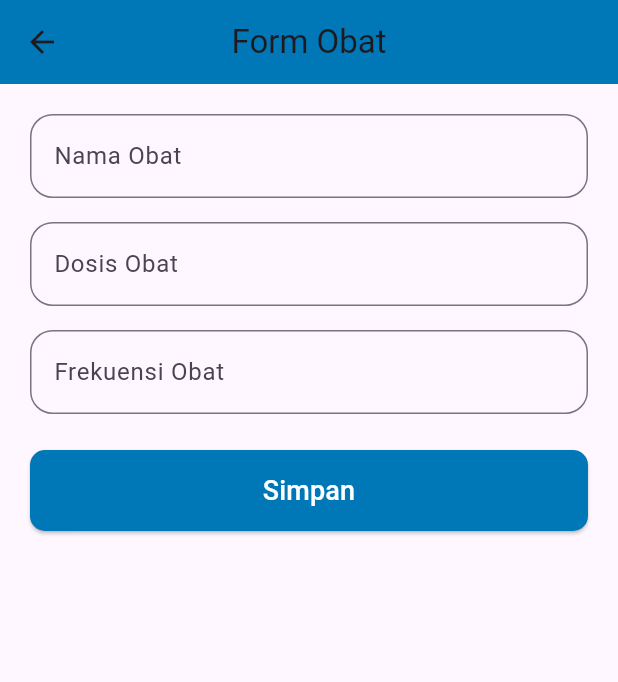
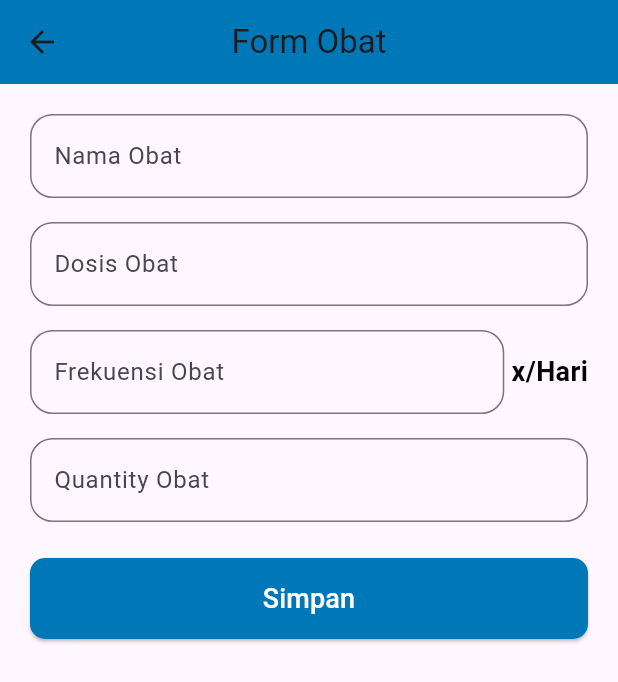
Before and after one commit to septianyogi/med_document, a Flutter app: the AddMedicinePage screen opened directly with empty values, on a phone screen of 412 x 824 dp. Shown: the top 682 px of the screen. Run offline on Flutter 3.47's test engine with Material 3 defaults, Android fonts, the phone set to English and light mode, and no system bars; our stand-ins replace dartz, dropdown_button2, flutter_dotenv, flutter_riverpod, shared_preferences, sqflite and 1 more; missing offline and left inert: d_method; accounts and stored records are empty; network calls fail.

Commit message:
feat: update medicine management to use UUIDs and integrate Supabase for CRUD operations

```diff
--- a/lib/config/app_format.dart
+++ b/lib/config/app_format.dart
@@ -1,7 +1,8 @@
 import 'package:intl/intl.dart';
 
 class AppFormat {
+  // ignore: non_constant_identifier_names
   static String Date(String date){
-    return DateFormat('dd MMMM yyyy', 'id_ID').format(DateTime.parse(date!));
+    return DateFormat('dd MMMM yyyy', 'id_ID').format(DateTime.parse(date));
   }
 }
--- a/lib/config/app_response.dart
+++ b/lib/config/app_response.dart
@@ -3,7 +3,6 @@ import 'dart:convert';
 import 'package:d_method/d_method.dart';
 import 'package:http/http.dart';
 import 'package:med_document/config/failure.dart';
-import 'package:supabase_flutter/supabase_flutter.dart';
 
 class AppResponse {
   static Map data(Response response) {
--- a/lib/model/medicine_model.dart
+++ b/lib/model/medicine_model.dart
@@ -4,7 +4,8 @@ class MedicineModel {
   String? name;
   String? dosage;
   String? frequency;
-  int? controlId;
+  int? quantity;
+  String? controlId;
 
   MedicineModel({
     this.id,
@@ -12,6 +13,7 @@ class MedicineModel {
     this.name,
     this.dosage,
     this.frequency,
+    this.quantity,
     this.controlId,
   });
 
@@ -22,6 +24,7 @@ class MedicineModel {
       name: map['name'],
       dosage: map['dosage'],
       frequency: map['frequency'],
+      quantity: map['quantity'],
       controlId: map['controlId'],
     );
   }
@@ -33,6 +36,7 @@ class MedicineModel {
       'name': name,
       'dosage': dosage,
       'frequency': frequency,
+      'quantity': quantity,
       'controlId': controlId,
     };
   }
--- a/lib/page/add_control_page.dart
+++ b/lib/page/add_control_page.dart
@@ -91,8 +91,7 @@ class _AddControlPageState extends ConsumerState<AddControlPage> {
             child: Column(
               crossAxisAlignment: CrossAxisAlignment.stretch,
               children: [
-                Container(
-                  child: Row(
+                Row(
                   children: [
                     Expanded(
                       child: Container(
@@ -126,7 +125,6 @@ class _AddControlPageState extends ConsumerState<AddControlPage> {
                       icon: Icon(Icons.date_range),
                     ),
                   ],
-                  ),
                 ),
                 const SizedBox(height: 16),
                 TextFormField(
--- a/lib/page/add_medicine_page.dart
+++ b/lib/page/add_medicine_page.dart
@@ -6,7 +6,7 @@ import '../config/app_color.dart';
 
 class AddMedicinePage extends ConsumerStatefulWidget {
   const AddMedicinePage({super.key, required this.controlId});
-  final int? controlId;
+  final String? controlId;
 
   @override
   ConsumerState<AddMedicinePage> createState() => _AddMedicinePageState();
@@ -17,15 +17,17 @@ class _AddMedicinePageState extends ConsumerState<AddMedicinePage> {
   final TextEditingController nameController = TextEditingController();
   final TextEditingController dosageController = TextEditingController();
   final TextEditingController frequencyController = TextEditingController();
+  final TextEditingController quantityController = TextEditingController();
 
   Future<void> addMedicine() async {
     final name = nameController.text;
     final dosage = dosageController.text;
     final frequency = frequencyController.text;
+    final quantity = int.tryParse(quantityController.text) ?? 0;
     final controlId = widget.controlId;
     await ref
         .read(medicineProvider.notifier)
-        .insertMedicine(name, dosage, frequency, controlId!);
+        .insertMedicine(name, dosage, frequency, quantity, controlId!);
 
     Navigator.pop(context, true);
   }
@@ -78,10 +80,42 @@ class _AddMedicinePageState extends ConsumerState<AddMedicinePage> {
                   },
                 ),
                 const SizedBox(height: 16),
+                Row(
+                  children: [
+                    Expanded(
+                      child: TextFormField(
+                        controller: frequencyController,
+                        keyboardType: TextInputType.number,
+                        decoration: InputDecoration(
+                          labelText: 'Frekuensi Obat',
+                          border: OutlineInputBorder(
+                            borderRadius: BorderRadius.circular(15),
+                          ),
+                        ),
+                        validator: (value) {
+                          if (value == null || value.isEmpty) {
+                            return 'Spesialis tidak boleh kosong';
+                          }
+                          return null;
+                        },
+                      ),
+                    ),
+                    Text(
+                      ' x/Hari',
+                      style: TextStyle(
+                        fontSize: 18,
+                        fontWeight: FontWeight.w600,
+                        color: AppColor.primaryTextColor,
+                      ),
+                    ),
+                  ],
+                ),
+                const SizedBox(height: 16),
                 TextFormField(
-                  controller: frequencyController,
+                  controller: quantityController,
+                  keyboardType: TextInputType.number,
                   decoration: InputDecoration(
-                    labelText: 'Frekuensi Obat',
+                    labelText: 'Quantity Obat',
                     border: OutlineInputBorder(
                       borderRadius: BorderRadius.circular(15),
                     ),
--- a/lib/page/dashboard/home_page.dart
+++ b/lib/page/dashboard/home_page.dart
@@ -103,7 +103,7 @@ class _HomePageState extends ConsumerState<HomePage> {
                                               CrossAxisAlignment.start,
                                           children: [
                                             Text(
-                                              'dr. ${control.doctorName!}',
+                                              '${control.doctorName!}',
                                               overflow: TextOverflow.ellipsis,
                                               maxLines: 1,
                                               style: TextStyle(fontSize: 17),
--- a/lib/page/detail_control.dart
+++ b/lib/page/detail_control.dart
@@ -21,7 +21,7 @@ class _DetailControlPageState extends ConsumerState<DetailControlPage> {
     Future.microtask(() {
       ref
           .read(medicineProvider.notifier)
-          .getMedicineByControlId(widget.control.id!);
+          .getMedicineByControlId(widget.control.uuId!);
     });
     super.initState();
   }
@@ -60,7 +60,7 @@ class _DetailControlPageState extends ConsumerState<DetailControlPage> {
                       Icon(Icons.person, size: 50, color: Colors.white),
                       SizedBox(height: 20),
                       Text(
-                        'dr. ${widget.control.doctorName}',
+                        '${widget.control.doctorName}',
                         overflow: TextOverflow.ellipsis,
                         maxLines: 1,
                         style: const TextStyle(
@@ -266,7 +266,7 @@ class _DetailControlPageState extends ConsumerState<DetailControlPage> {
                                         MaterialPageRoute(
                                           builder:
                                               (context) => AddMedicinePage(
-                                                controlId: widget.control.id!,
+                                                controlId: widget.control.uuId,
                                               ),
                                         ),
                                       );
--- a/lib/provider/medicine_provider.dart
+++ b/lib/provider/medicine_provider.dart
@@ -7,7 +7,7 @@ class MedicineNotifier extends StateNotifier<AsyncValue<List<MedicineModel>>> {
 
   final DatabaseHelper _databaseHelper = DatabaseHelper.instance;
 
-  Future<void> getMedicineByControlId(int controlId) async {
+  Future<void> getMedicineByControlId(String controlId) async {
     try {
       if (!mounted) return;
       final medicines = await _databaseHelper.getMedicineByControlId(controlId);
@@ -25,7 +25,8 @@ class MedicineNotifier extends StateNotifier<AsyncValue<List<MedicineModel>>> {
     String name,
     String dosage,
     String frequency,
-    int controlId,
+    int quantity,
+    String controlId,
   ) async {
     try {
       if (!mounted) return;
@@ -33,6 +34,7 @@ class MedicineNotifier extends StateNotifier<AsyncValue<List<MedicineModel>>> {
         name: name,
         dosage: dosage,
         frequency: frequency,
+        quantity: quantity,
         controlId: controlId,
       );
       final result = await _databaseHelper.insertMedicine(medicine);
@@ -56,6 +58,7 @@ class MedicineNotifier extends StateNotifier<AsyncValue<List<MedicineModel>>> {
     int id,
     String name,
     String dosage,
+    int quantity,
     String frequency,
   ) async {
     try {
@@ -64,6 +67,7 @@ class MedicineNotifier extends StateNotifier<AsyncValue<List<MedicineModel>>> {
         id: id,
         name: name,
         dosage: dosage,
+        quantity: quantity,
         frequency: frequency,
       );
       final result = await _databaseHelper.updateMedicine(medicine);
@@ -81,10 +85,10 @@ class MedicineNotifier extends StateNotifier<AsyncValue<List<MedicineModel>>> {
     }
   }
 
-  Future<void> deleteMedicine(int id) async {
+  Future<void> deleteMedicine(String uuId) async {
     try {
       if (!mounted) return;
-      final result = await _databaseHelper.deleteMedicine(id);
+      final result = await _databaseHelper.deleteMedicine(uuId);
       if (result == 1) {
         final medicines = await _databaseHelper.getMedicines();
         state = AsyncValue.data(medicines);
```
Also changed, not shown: lib/datasource/supabase/medicine_supabase.dart (added, +64 -0 lines), lib/dbHelper/db_helper.dart (+7 -7 lines). Lines whose indentation alone changed are shown as unchanged.
